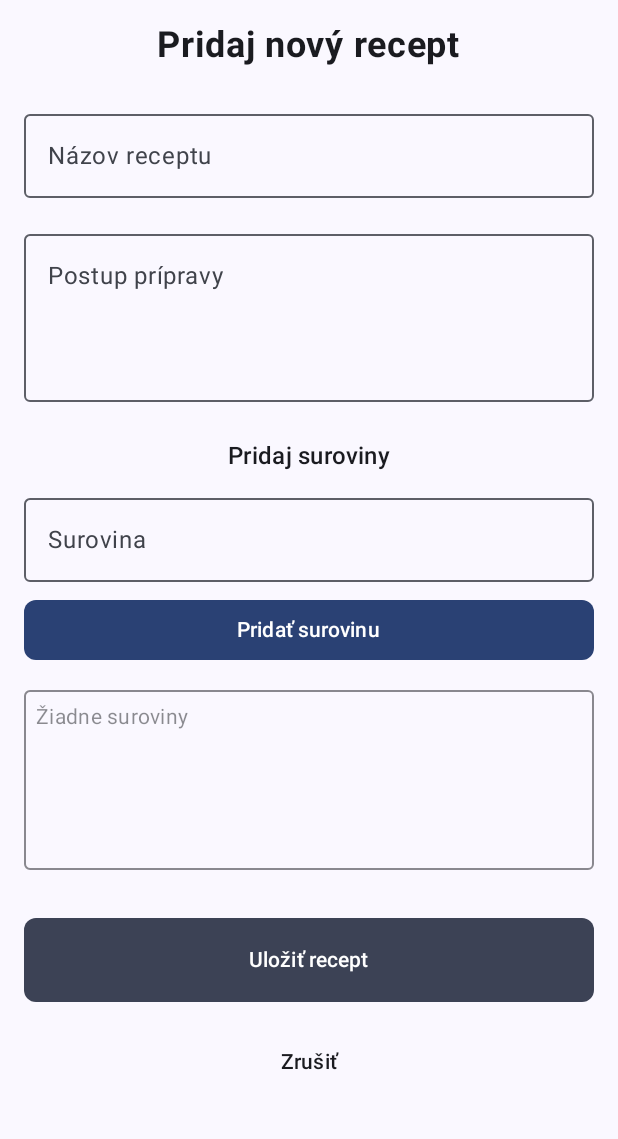
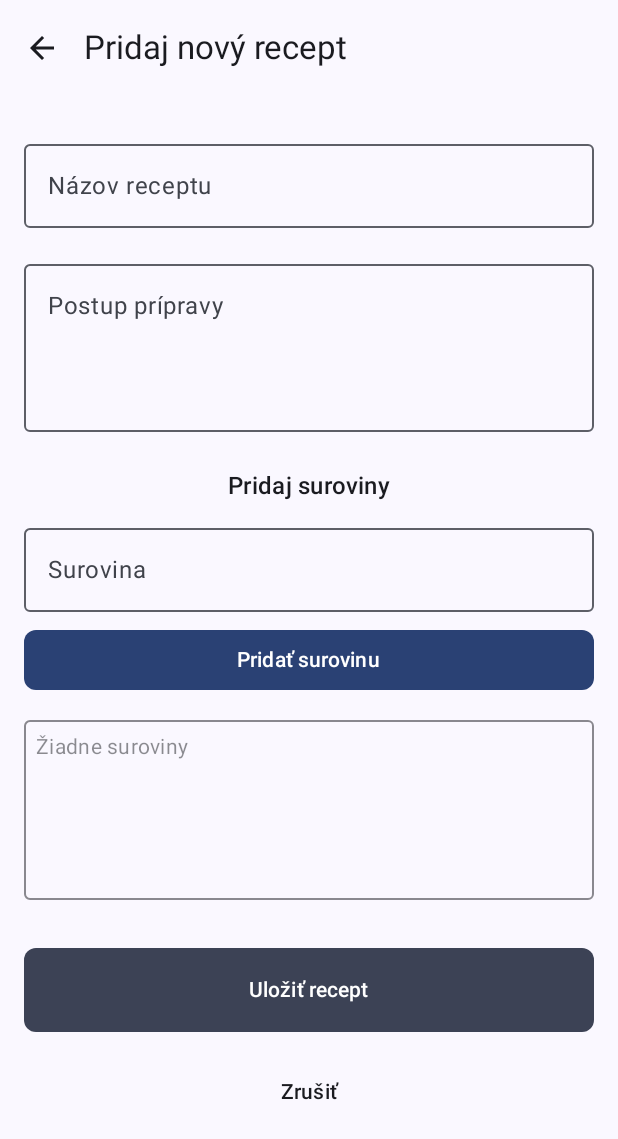
Before and after one commit to janko159/SemestralkaRecepty, an Android app built with Jetpack Compose: the AddRecipeScreen screen opened through its navigation route, on a phone screen of 412 x 824 dp. Shown: the top 1139 px of the screen. Run offline under Robolectric (Android 15) with nearby library versions, the phone set to English and light mode, and no system bars.

Commit message:
Prekliknutia
Prekliknutia naspat

```diff
--- a/app/src/main/java/com/example/receptysemestralka/ui/home/AddRecipeScreen.kt
+++ b/app/src/main/java/com/example/receptysemestralka/ui/home/AddRecipeScreen.kt
@@ -7,11 +7,30 @@ import androidx.compose.foundation.layout.*
 import androidx.compose.foundation.rememberScrollState
 import androidx.compose.foundation.shape.RoundedCornerShape
 import androidx.compose.foundation.verticalScroll
-import androidx.compose.material3.*
-import androidx.compose.runtime.*
+import androidx.compose.material.icons.Icons
+import androidx.compose.material.icons.filled.ArrowBack
+import androidx.compose.material3.Button
+import androidx.compose.material3.ButtonDefaults
+import androidx.compose.material3.CircularProgressIndicator
+import androidx.compose.material3.ExperimentalMaterial3Api
+import androidx.compose.material3.Icon
+import androidx.compose.material3.IconButton
+import androidx.compose.material3.MaterialTheme
+import androidx.compose.material3.OutlinedTextField
+import androidx.compose.material3.Scaffold
+import androidx.compose.material3.Text
+import androidx.compose.material3.TextButton
+import androidx.compose.material3.TopAppBar
+import androidx.compose.material3.rememberTopAppBarState
+import androidx.compose.runtime.Composable
+import androidx.compose.runtime.getValue
+import androidx.compose.runtime.mutableStateListOf
+import androidx.compose.runtime.mutableStateOf
+import androidx.compose.runtime.remember
+import androidx.compose.runtime.rememberCoroutineScope
+import androidx.compose.runtime.setValue
 import androidx.compose.ui.Alignment
 import androidx.compose.ui.Modifier
-import androidx.compose.ui.graphics.Color
 import androidx.compose.ui.text.font.FontWeight
 import androidx.compose.ui.unit.dp
 import androidx.compose.ui.unit.sp
@@ -19,6 +38,7 @@ import androidx.navigation.NavController
 import com.example.receptysemestralka.data.RecipeData
 import com.example.receptysemestralka.ui.home.views.HomeViewModel
 
+@OptIn(ExperimentalMaterial3Api::class)
 @Composable
 fun AddRecipeScreen(
     navController: NavController,
@@ -41,21 +61,36 @@ fun AddRecipeScreen(
     var currentIngredient by remember { mutableStateOf("") }
     val ingredientsList = remember { mutableStateListOf<String>() }
 
+    // Použijeme Scaffold, aby sme mohli mať TopAppBar s ikonou späť
+    Scaffold(
+        topBar = {
+            TopAppBar(
+                title = {
+                    Text(
+                        text = "Pridaj nový recept",
+                        style = MaterialTheme.typography.titleLarge
+                    )
+                },
+                navigationIcon = {
+                    IconButton(onClick = { navController.popBackStack() }) {
+                        Icon(
+                            imageVector = Icons.Default.ArrowBack,
+                            contentDescription = "Späť"
+                        )
+                    }
+                }
+            )
+        },
+        content = { innerPadding ->
             Column(
                 modifier = Modifier
                     .fillMaxSize()
+                    .padding(innerPadding)      // rešpektujeme padding zo Scaffoldu
                     .padding(16.dp)
                     .verticalScroll(rememberScrollState()),
                 horizontalAlignment = Alignment.CenterHorizontally
             ) {
-        Text(
-            text = "Pridaj nový recept",
-            fontSize = 24.sp,
-            fontWeight = FontWeight.Bold,
-            color = MaterialTheme.colorScheme.onBackground
-        )
-
-        Spacer(modifier = Modifier.height(24.dp))
+                Spacer(modifier = Modifier.height(8.dp))
 
                 // 3) Polia na zadanie názvu a postupu
                 OutlinedTextField(
@@ -157,7 +192,6 @@ fun AddRecipeScreen(
                     onClick = {
                         // Overenie, že všetky polia sú vyplnené
                         if (recipeName.isBlank()) {
-                    // Môžete použiť napr. Snackbar alebo Toast, ale tu len anulujeme ukladanie
                             return@Button
                         }
                         if (instructions.isBlank()) {
@@ -202,4 +236,5 @@ fun AddRecipeScreen(
                     Text(text = "Zrušiť", color = MaterialTheme.colorScheme.onBackground)
                 }
             }
+        })
 }
```
Also changed, not shown: app/src/main/java/com/example/receptysemestralka/ui/home/RecipesScreen.kt (+45 -17 lines). Lines whose indentation alone changed are shown as unchanged.
